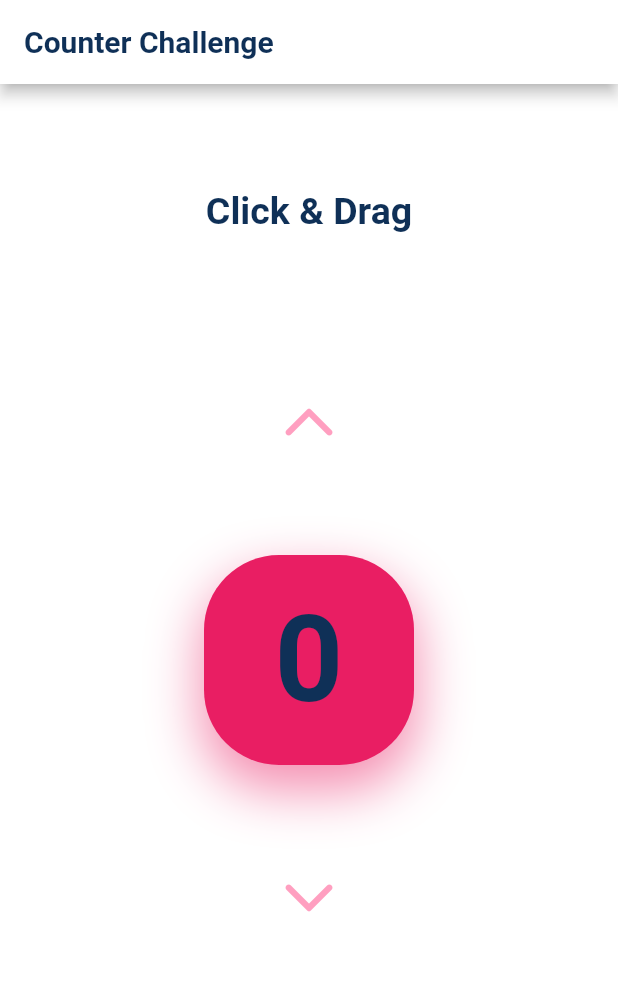
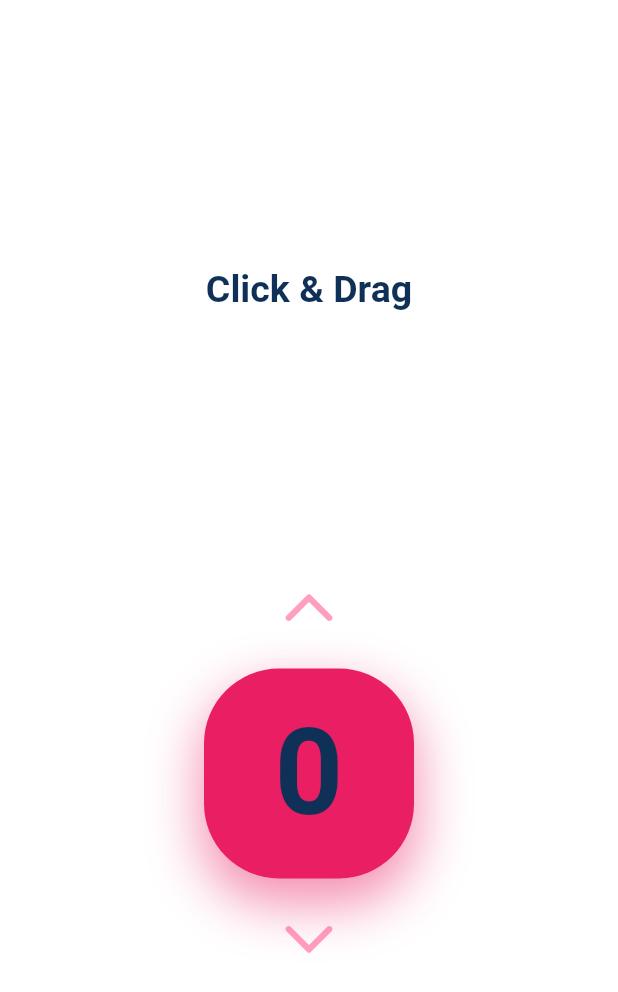
Before and after one commit to Arjun544/counter, a Flutter app: the screen it shows after launch, on a phone screen of 412 x 824 dp. Shown: the top 992 px of the screen. Run offline on Flutter 3.47's test engine with Material 2 defaults, Android fonts, the light colour scheme and no system bars.

Commit message:
added responsive

```diff
--- a/lib/counter_screen.dart
+++ b/lib/counter_screen.dart
@@ -90,49 +90,28 @@ class _CounterScreenState extends State<CounterScreen>
 
   @override
   Widget build(BuildContext context) {
-    final size = MediaQuery.of(context).size;
-    return Scaffold(
+    return SafeArea(
+      child: Scaffold(
         backgroundColor: Colors.white,
-      appBar: AppBar(
-        backgroundColor: Colors.white,
-        title: Text(
-          widget.title,
-          style:
-              TextStyle(color: Color(0xFF0f3057), fontWeight: FontWeight.bold),
+        body: Column(
+          mainAxisAlignment: MainAxisAlignment.spaceEvenly,
+          children: <Widget>[
+            Text(
+              'Click & Drag',
+              style: TextStyle(
+                  color: Color(0xFF0f3057),
+                  fontSize: 25,
+                  fontWeight: FontWeight.bold),
             ),
+            Column(
+              children: [
+                RotatedBox(
+                  quarterTurns: 45,
+                  child: Icon(Icons.arrow_back_ios_rounded,
+                      size: 40.0, color: Colors.pinkAccent.withOpacity(0.5)),
                 ),
-      body: Center(
-        child: Stack(
-          children: [
-            Container(
-              width: size.width,
-              height: size.height,
-              child: Stack(
-                alignment: Alignment.center,
-                children: <Widget>[
-                  Positioned(
-                    left: widget.direction == Axis.horizontal ? 0.0 : null,
-                    bottom: widget.direction == Axis.horizontal
-                        ? null
-                        : size.height / 4,
-                    child: RotatedBox(
-                      quarterTurns: 75,
-                      child: Icon(Icons.arrow_back_ios_rounded,
-                          size: 40.0,
-                          color: Colors.pinkAccent.withOpacity(0.5)),
-                    ),
-                  ),
-                  Positioned(
-                    right: widget.direction == Axis.horizontal ? 10.0 : null,
-                    top: widget.direction == Axis.horizontal
-                        ? null
-                        : size.height / 4,
-                    child: RotatedBox(
-                      quarterTurns: 75,
-                      child: Icon(Icons.arrow_forward_ios_rounded,
-                          size: 40.0,
-                          color: Colors.pinkAccent.withOpacity(0.5)),
-                    ),
+                SizedBox(
+                  height: 20,
                 ),
                 GestureDetector(
                   onHorizontalDragStart: _onPanStart,
@@ -171,21 +150,15 @@ class _CounterScreenState extends State<CounterScreen>
                     ),
                   ),
                 ),
+                SizedBox(
+                  height: 20,
+                ),
+                RotatedBox(
+                  quarterTurns: 45,
+                  child: Icon(Icons.arrow_forward_ios_rounded,
+                      size: 40.0, color: Colors.pinkAccent.withOpacity(0.5)),
+                ),
               ],
-              ),
-            ),
-            Positioned.fill(
-              top: 70,
-              child: Align(
-                alignment: Alignment.topCenter,
-                child: Text(
-                  'Click & Drag',
-                  style: TextStyle(
-                      color: Color(0xFF0f3057),
-                      fontSize: 25,
-                      fontWeight: FontWeight.bold),
-                ),
-              ),
             ),
           ],
         ),
```
Lines whose indentation alone changed are shown as unchanged.
